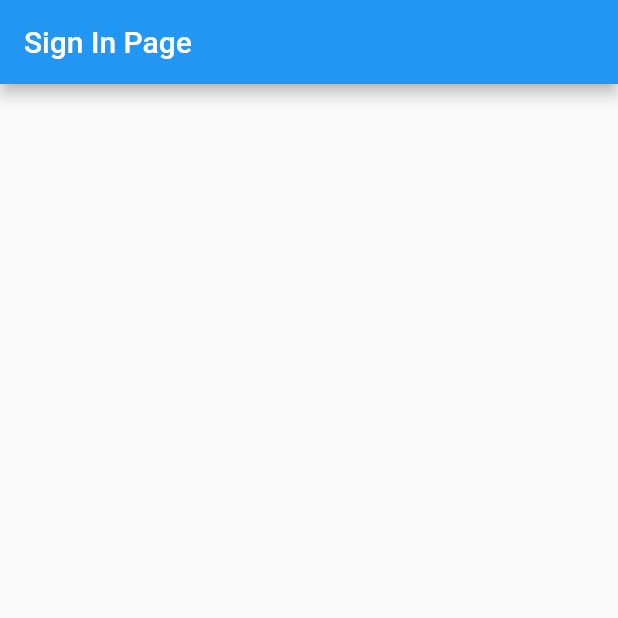
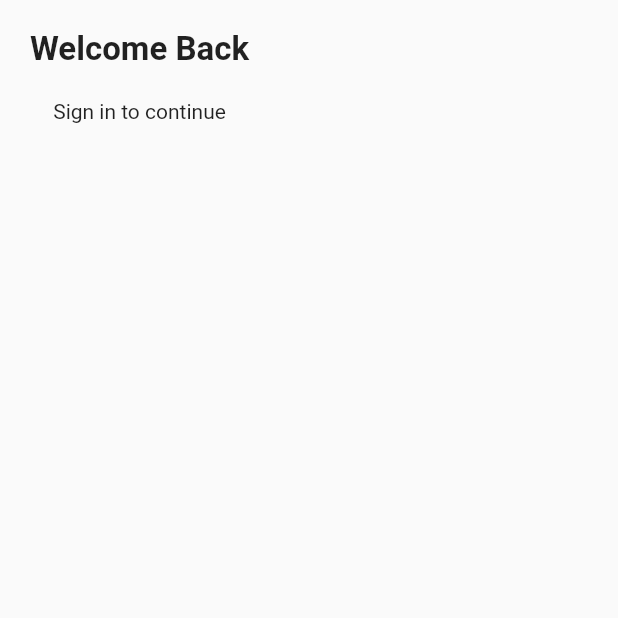
Before and after one commit to smidhunkks/Libman, a Flutter app: the screen it shows after launch, on a phone screen of 412 x 824 dp, the top half of it. Run offline on Flutter 3.47's test engine with Material 2 defaults, Android fonts, the light colour scheme and no system bars; our stand-ins replace firebase_core; accounts and stored records are empty.

Commit message:
MediaQuery issues

```diff
--- a/lib/main.dart
+++ b/lib/main.dart
@@ -1,22 +1,83 @@
 import 'package:flutter/material.dart';
+import 'package:provider/provider.dart';
+import 'package:firebase_core/firebase_core.dart';
 
-void main()=> runApp(MaterialApp(home:Homepage(),));
+import 'package:libman/screens/auth/login.dart';
 
-class Homepage extends StatefulWidget {
+// void main()=> runApp(MaterialApp(home:Homepage(),));
+
+// class Homepage extends StatefulWidget {
+
+//   @override
+//   _HomepageState createState() => _HomepageState();
+// }
+
+// class _HomepageState extends State<Homepage> {
+//   @override
+//   Widget build(BuildContext context) {
+//     return Scaffold(
+//       appBar:AppBar(
+//         backgroundColor:Colors.blue,
+//         title: Text('Sign In Page'),
+//       ),
+
+//     );
+//   }
+// }
+
+void main()=> runApp(MyApp());
+
+class MyApp extends StatelessWidget {
 
   @override
-  _HomepageState createState() => _HomepageState();
-}
-
-class _HomepageState extends State<Homepage> {
-  @override
   Widget build(BuildContext context) {
-    return Scaffold(
-      appBar:AppBar(
-        backgroundColor:Colors.blue,
-        title: Text('Sign In Page'),
-      ),
+    final _init = Firebase.initializeApp();
+    return FutureBuilder(
+      future: _init,
+      builder:(BuildContext context, AsyncSnapshot snapshot){
+        if(snapshot.hasError){
+          return ErrorWidget();
+        }else if(snapshot.hasData){
+          return MaterialApp(
+            debugShowCheckedModeBanner: false,
+            home: Login(),
+          );
+        }else{
+          return Loading();
+        }
+      },
 
     );
   }
 }
+
+class ErrorWidget extends StatelessWidget {
+
+
+  @override
+  Widget build(BuildContext context) {
+    return Scaffold(
+      body: Center(
+        child: Column(
+          children:[
+            Icon(Icons.error),
+            Text("Something went Wrong")
+          ],
+        ),
+      )
+    );
+  }
+}
+
+class Loading extends StatelessWidget {
+
+  @override
+  Widget build(BuildContext context) {
+    return Scaffold(
+      body:Center(
+        child: CircularProgressIndicator(),
+
+      ),
+    );
+  }
+}
--- /dev/null
+++ b/lib/screens/auth/login.dart
@@ -0,0 +1,57 @@
+import 'package:flutter/material.dart';
+
+class Login extends StatefulWidget {
+
+  @override
+  _LoginState createState() => _LoginState();
+}
+
+class _LoginState extends State<Login> {
+  TextEditingController email = new TextEditingController() ;
+  TextEditingController password = new TextEditingController();
+
+
+
+  @override
+  void initState() {
+    email = TextEditingController();
+    password = TextEditingController();
+    super.initState();
+
+  }
+
+  @override
+  void dispose(){
+    email.dispose();
+    password.dispose();
+    super.dispose();
+  }
+  @override
+  Widget build(BuildContext context) {
+    return Scaffold(
+
+      body: Padding(
+        padding: const EdgeInsets.all(20.0),
+        child:
+          Column(
+            children:[
+              Text(
+                "Welcome Back", style: TextStyle(
+                  fontSize:22,
+                  fontWeight: FontWeight.bold,
+                 ),
+              ),
+               SizedBox(height:20),
+               Text(
+                "Sign in to continue", style: TextStyle(
+                  fontSize:14,
+                  ),
+              ),
+            ],
+
+      ),
+
+  ),
+    );
+}
+}
--- a/pubspec.yaml
+++ b/pubspec.yaml
@@ -29,6 +29,10 @@ environment:
 dependencies:
   flutter:
     sdk: flutter
+  provider: ^6.0.1
+  firebase_core: ^1.7.0
+
+
 
 
   # The following adds the Cupertino Icons font to your application.
```
Also changed, not shown: pubspec.lock, 1 other file.
